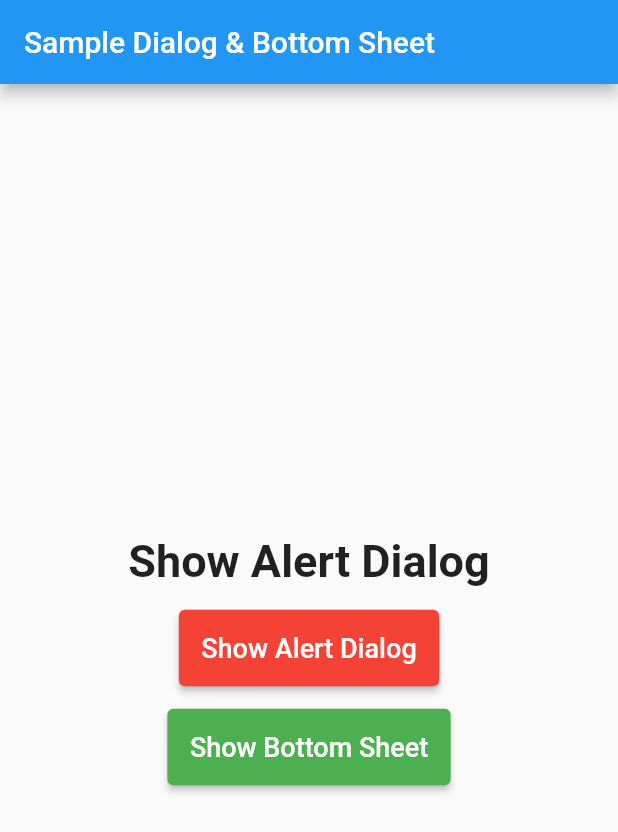
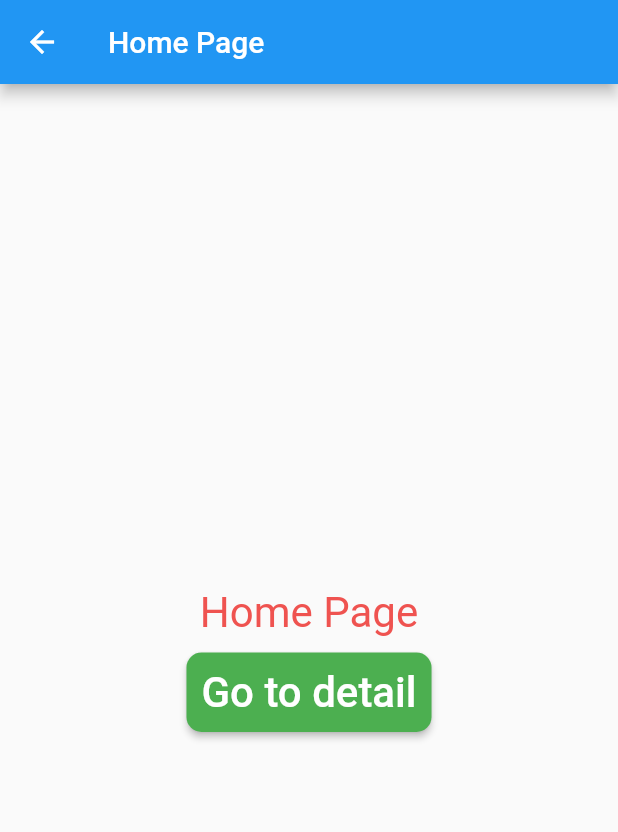
Before and after one commit to firyafaturahman/learn_flutter_widget, a Flutter app: the screen it shows after launch, on a phone screen of 412 x 824 dp. Shown: the top 832 px of the screen. Run offline on Flutter 3.47's test engine with Material 2 defaults, Android fonts, the phone set to English and light mode, and no system bars.

Commit message:
adding folder pages

```diff
--- a/lib/main.dart
+++ b/lib/main.dart
@@ -1,5 +1,7 @@
 import 'package:flutter/material.dart';
-import 'package:widget_ui/widgets/sample_dialog_bottom_sheet.dart';
+import 'package:widget_ui/pages/detail_page.dart';
+import 'package:widget_ui/pages/home_page.dart';
+// import 'package:widget_ui/widgets/sample_dialog_bottom_sheet.dart';
 // import 'package:widget_ui/widgets/sample_flexible_expanded.dart';
 // import 'package:widget_ui/widgets/sample_navbar.dart';
 // import 'package:widget_ui/widgets/sample_card.dart';
@@ -27,6 +29,14 @@ class MyApp extends StatelessWidget {
 
         primarySwatch: Colors.blue,
       ),
-        home: const SampleDialogAndBottomSheet());
+      home: const HomePage(),
+      initialRoute: '/home',
+      routes: {
+        '/home': (context) => const HomePage(),
+        '/detail': (context) => const DetailPage(
+              textData: 'Data from home page',
+            ),
+      },
+    );
   }
 }
--- /dev/null
+++ b/lib/pages/home_page.dart
@@ -0,0 +1,54 @@
+import 'package:flutter/material.dart';
+
+class HomePage extends StatefulWidget {
+  const HomePage({super.key});
+
+  @override
+  State<HomePage> createState() => _HomePageState();
+}
+
+class _HomePageState extends State<HomePage> {
+  @override
+  Widget build(BuildContext context) {
+    return Scaffold(
+      appBar: AppBar(
+        title: const Text('Home Page'),
+      ),
+      body: Center(
+        child: Column(
+          mainAxisSize: MainAxisSize.min,
+          children: [
+            Text(
+              'Home Page',
+              style: TextStyle(
+                fontSize: 28,
+                color: Colors.red[400],
+              ),
+            ),
+            const SizedBox(
+              height: 10,
+            ),
+            ElevatedButton(
+              onPressed: () {
+                Navigator.pushNamed(context, '/detail');
+              },
+              style: ElevatedButton.styleFrom(
+                backgroundColor: Colors.green[500],
+                shape: RoundedRectangleBorder(
+                  borderRadius: BorderRadius.circular(10),
+                ),
+                padding: const EdgeInsets.all(10),
+              ),
+              child: const Text(
+                'Go to detail',
+                style: TextStyle(
+                  fontSize: 28,
+                ),
+              ),
+            ),
+          ],
+        ),
+      ),
+    );
+  }
+}
```
Also changed, not shown: lib/pages/detail_page.dart (added, +42 -0 lines). Lines whose indentation alone changed are shown as unchanged.
